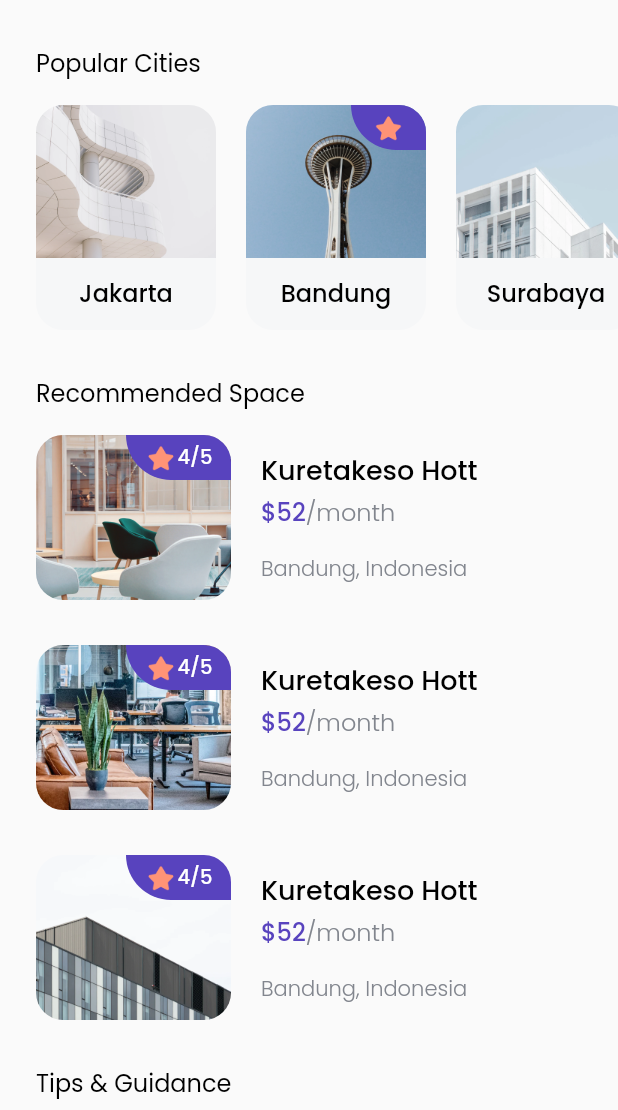
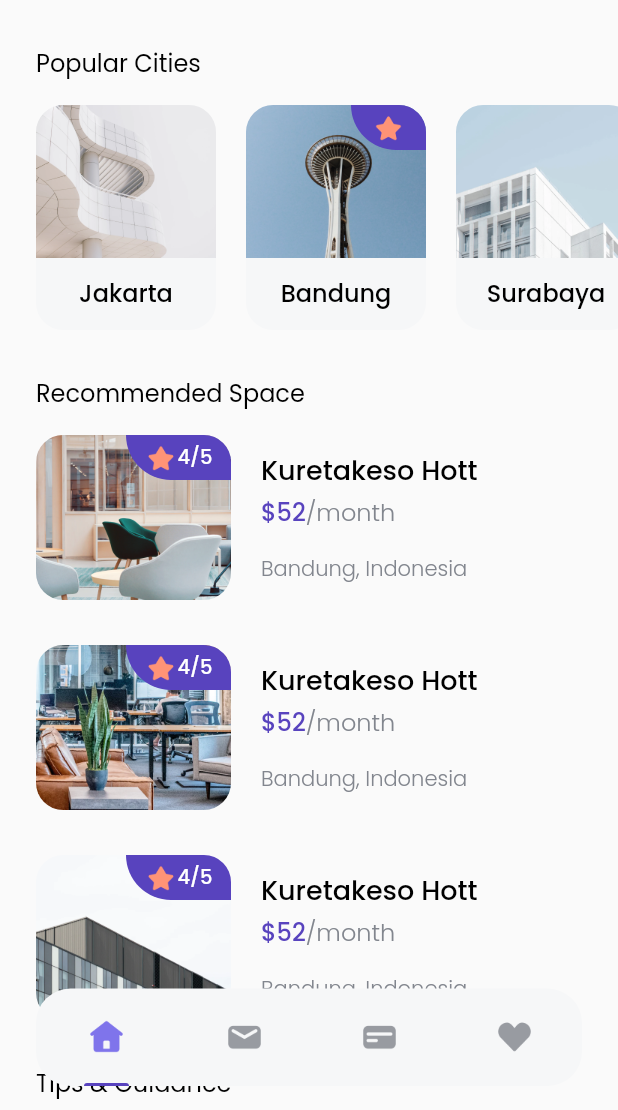
Before and after one commit to BennoAlif/cozy, a Flutter app: the HomePage screen opened directly, on a phone screen of 412 x 824 dp, the part 126-1236 px from its top. Run offline on Flutter 3.47's test engine with Material 2 defaults, Android fonts, the phone set to English and light mode, and no system bars; our stand-ins replace google_fonts.

Commit message:
[Home Page] Bottom Bar

```diff
--- a/lib/pages/home_page.dart
+++ b/lib/pages/home_page.dart
@@ -2,6 +2,7 @@ import 'package:bwa_cozy/models/city.dart';
 import 'package:bwa_cozy/models/space.dart';
 import 'package:bwa_cozy/models/tips.dart';
 import 'package:bwa_cozy/theme.dart';
+import 'package:bwa_cozy/widgets/bottom_navbar_item.dart';
 import 'package:bwa_cozy/widgets/city_card.dart';
 import 'package:bwa_cozy/widgets/space_card.dart';
 import 'package:bwa_cozy/widgets/tips_card.dart';
@@ -224,11 +225,43 @@ class HomePage extends StatelessWidget {
               ),
             ),
             const SizedBox(
-              height: 16,
+              height: 96,
             ),
           ],
         ),
       ),
+      floatingActionButton: Container(
+        height: 65,
+        width: MediaQuery.of(context).size.width - (2 * edge),
+        margin: EdgeInsets.symmetric(
+          horizontal: edge,
+        ),
+        decoration: BoxDecoration(
+            color: const Color(0xffF6F7F8),
+            borderRadius: BorderRadius.circular(23)),
+        child: Row(
+          mainAxisAlignment: MainAxisAlignment.spaceAround,
+          children: const [
+            BottomNavbarItem(
+              imageUrl: 'assets/icon_home.png',
+              isActive: true,
+            ),
+            BottomNavbarItem(
+              imageUrl: 'assets/icon_email.png',
+              isActive: false,
+            ),
+            BottomNavbarItem(
+              imageUrl: 'assets/icon_card.png',
+              isActive: false,
+            ),
+            BottomNavbarItem(
+              imageUrl: 'assets/icon_love.png',
+              isActive: false,
+            ),
+          ],
+        ),
+      ),
+      floatingActionButtonLocation: FloatingActionButtonLocation.centerFloat,
     );
   }
 }
--- /dev/null
+++ b/lib/widgets/bottom_navbar_item.dart
@@ -0,0 +1,37 @@
+import 'package:bwa_cozy/theme.dart';
+import 'package:flutter/material.dart';
+
+class BottomNavbarItem extends StatelessWidget {
+  final String imageUrl;
+  final bool isActive;
+
+  const BottomNavbarItem(
+      {Key? key, required this.imageUrl, required this.isActive})
+      : super(key: key);
+
+  @override
+  Widget build(BuildContext context) {
+    return Column(
+      children: [
+        const Spacer(),
+        Image.asset(
+          imageUrl,
+          width: 26,
+        ),
+        const Spacer(),
+        isActive
+            ? Container(
+                width: 30,
+                height: 2,
+                decoration: BoxDecoration(
+                  color: purpleColor,
+                  borderRadius: const BorderRadius.vertical(
+                    top: Radius.circular(1000),
+                  ),
+                ),
+              )
+            : Container(),
+      ],
+    );
+  }
+}
```
